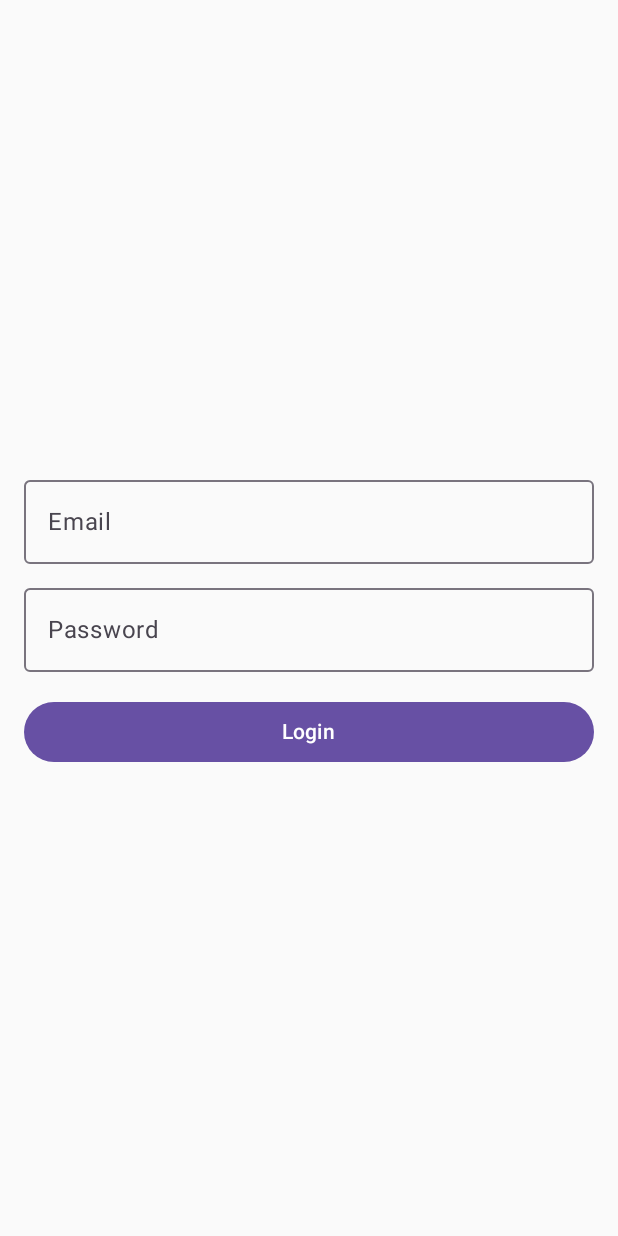
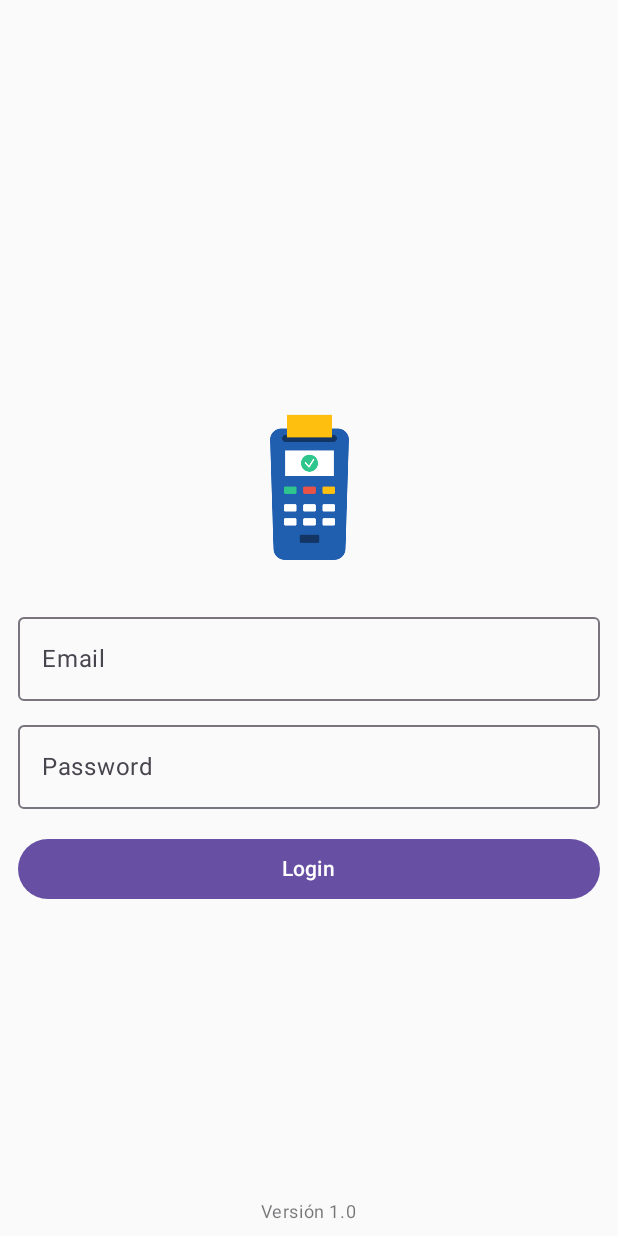
Before and after one commit to leutamo/laravel-pos-android, an Android app built with Jetpack Compose: the screen it shows after launch (MainActivity), on a phone screen of 412 x 824 dp. Run offline under Robolectric (Android 15) with nearby library versions, the phone set to English and light mode, and no system bars; our stand-ins replace Dagger/Hilt's generated code; 1 statement that could not run was skipped.

Commit message:
Add Login Better UI fix

```diff
--- a/app/build.gradle.kts
+++ b/app/build.gradle.kts
@@ -39,6 +39,7 @@ android {
     }
     buildFeatures {
         compose = true
+        buildConfig = true
     }
 }
 
--- a/app/src/main/java/com/example/laravelpos/ui/theme/login/LoginScreen.kt
+++ b/app/src/main/java/com/example/laravelpos/ui/theme/login/LoginScreen.kt
@@ -1,29 +1,68 @@
 package com.example.laravelpos.ui.theme.login
 
+import androidx.compose.animation.core.animateDpAsState
+import androidx.compose.animation.core.tween
+import androidx.compose.foundation.Image
 import androidx.compose.foundation.layout.*
 import androidx.compose.material3.*
 import androidx.compose.runtime.*
 import androidx.compose.ui.Alignment
 import androidx.compose.ui.Modifier
+import androidx.compose.ui.res.painterResource
 import androidx.compose.ui.text.input.PasswordVisualTransformation
+import androidx.compose.ui.unit.Dp
 import androidx.compose.ui.unit.dp
 import androidx.hilt.navigation.compose.hiltViewModel
 import androidx.navigation.NavController
 import com.example.laravelpos.viewmodel.LoginViewModel
-
+import com.example.laravelpos.BuildConfig
 
 @Composable
 fun LoginScreen(navController: NavController) {
     val viewModel: LoginViewModel = hiltViewModel()
     val state by viewModel.state.collectAsState()
 
+    // Usamos un Box para superponer y posicionar elementos
+    Box(
+        modifier = Modifier
+            .fillMaxSize()
+            .padding(WindowInsets.systemBars.asPaddingValues())
+    ) {
+        // Columna para el contenido principal, centrada en el Box
         Column(
             modifier = Modifier
-            .fillMaxSize()
-            .padding(16.dp),
-        verticalArrangement = Arrangement.Center,
+                .align(Alignment.Center).padding(start = 12.dp, end = 12.dp),
             horizontalAlignment = Alignment.CenterHorizontally
         ) {
+            // Estado para la animación de la imagen
+            var targetOffset by remember { mutableStateOf(0.dp) }
+            val animatedOffset: Dp by animateDpAsState(
+                targetValue = targetOffset,
+                animationSpec = tween(durationMillis = 1500),
+                label = "offsetAnimation"
+            )
+
+            // Este efecto se lanza una vez y luego se repite para la animación
+            LaunchedEffect(Unit) {
+                while (true) {
+                    targetOffset = 15.dp
+                    kotlinx.coroutines.delay(1500)
+                    targetOffset = 0.dp
+                    kotlinx.coroutines.delay(1500)
+                }
+            }
+
+            Spacer(modifier = Modifier.height(32.dp))
+
+            Image(
+                painter = painterResource(id = com.example.laravelpos.R.drawable.pos_image),
+                contentDescription = "POS system image",
+                modifier = Modifier
+                    .size(150.dp)
+                    .offset(y = animatedOffset) // Aplicamos la animación
+                    .padding(bottom = 32.dp)
+            )
+
             var email by remember { mutableStateOf("") }
             var password by remember { mutableStateOf("") }
 
@@ -67,4 +106,15 @@ fun LoginScreen(navController: NavController) {
                 Text(text = error, color = MaterialTheme.colorScheme.error)
             }
         }
+
+        // El texto de la versión se alinea al fondo del Box
+        Text(
+            text = "Versión ${BuildConfig.VERSION_NAME}",
+            style = MaterialTheme.typography.bodySmall,
+            color = MaterialTheme.colorScheme.onSurface.copy(alpha = 0.6f),
+            modifier = Modifier
+                .align(Alignment.BottomCenter)
+                .padding(bottom = 8.dp)
+        )
     }
+}
```
Also changed, not shown: app/src/main/res/drawable/pos_image.png (added). Lines whose indentation alone changed are shown as unchanged.
